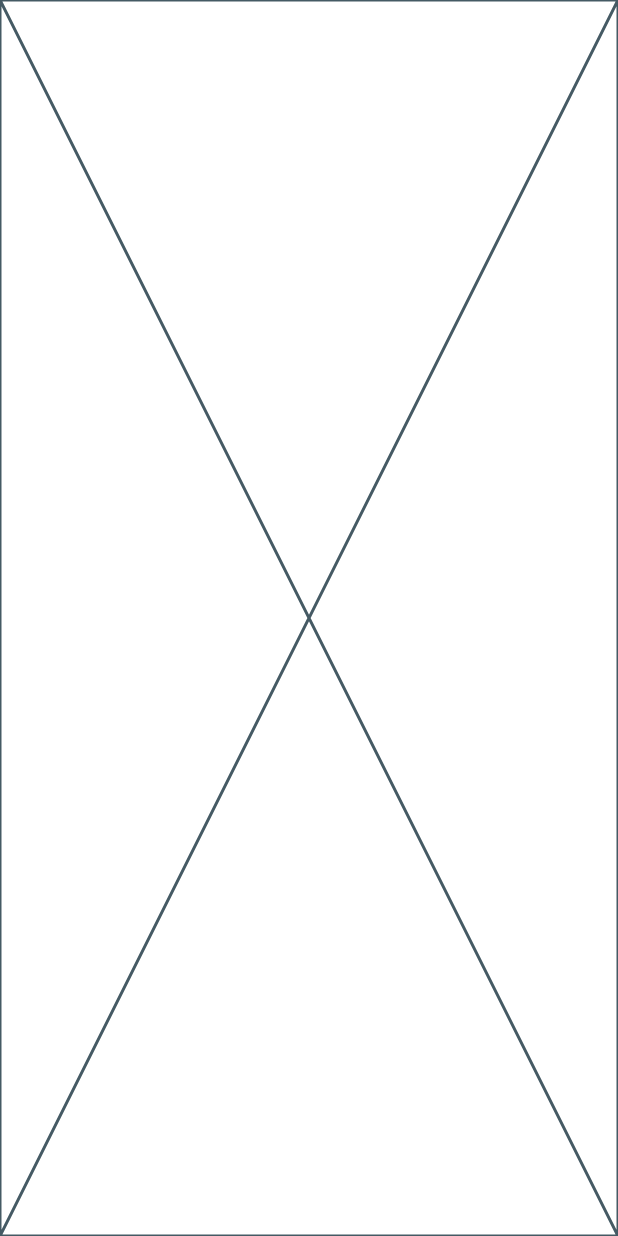
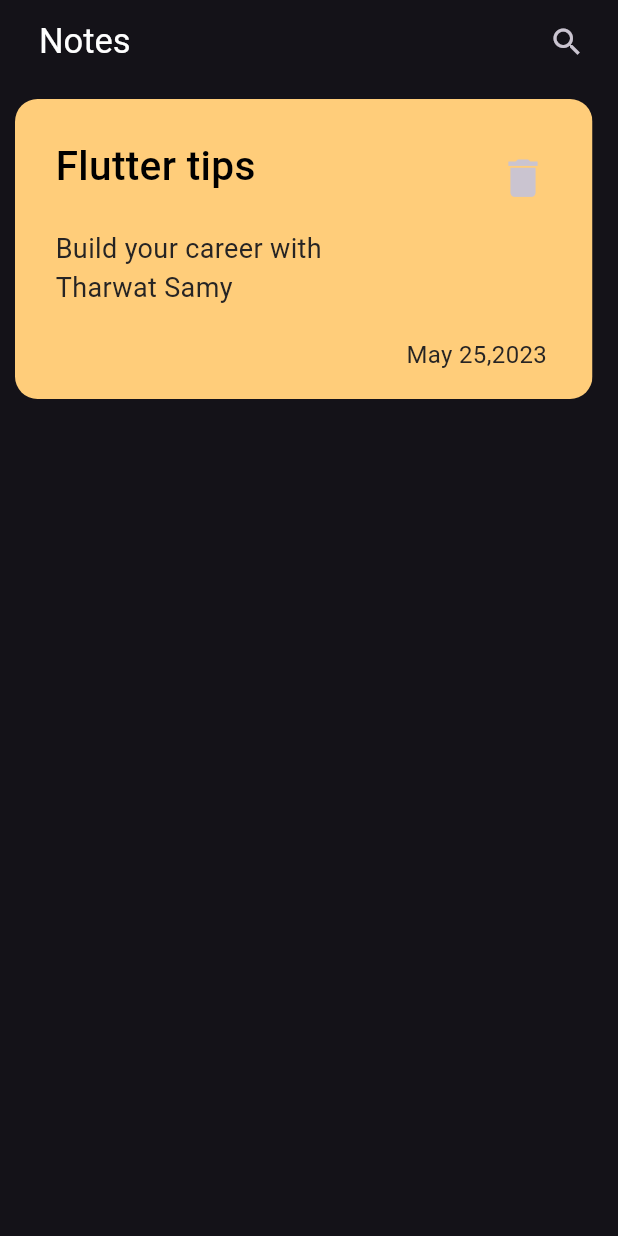
Before and after one commit to ahmaddamr/note_app, a Flutter app: the screen it shows after launch, on a phone screen of 412 x 824 dp. Run offline on Flutter 3.47's test engine with Material 3 defaults, Android fonts, the phone set to English and light mode, and no system bars.

Commit message:
create notes view with notes widget

```diff
--- a/lib/main.dart
+++ b/lib/main.dart
@@ -1,4 +1,5 @@
 import 'package:flutter/material.dart';
+import 'package:note_app/views/notes_view.dart';
 
 void main() {
   runApp(const NotesApp());
@@ -9,6 +10,10 @@ class NotesApp extends StatelessWidget {
 
   @override
   Widget build(BuildContext context) {
-    return const Placeholder();
+    return MaterialApp(
+      theme: ThemeData.dark(),
+      debugShowCheckedModeBanner: false,
+      home: const NotesView()
+    );
   }
 }
--- /dev/null
+++ b/lib/views/notes_view.dart
@@ -0,0 +1,91 @@
+import 'package:flutter/material.dart';
+
+class NotesView extends StatelessWidget {
+  const NotesView({super.key});
+
+  @override
+  Widget build(BuildContext context) {
+    return Scaffold(
+        // backgroundColor: Color(0xff303030),
+        appBar: AppBar(
+          // backgroundColor: Color(0xff303030),
+          title: const Padding(
+            padding: const EdgeInsets.only(left: 10.0),
+            child: Text(
+              'Notes',
+              style: TextStyle(color: Colors.white, fontSize: 23),
+            ),
+          ),
+          actions: [
+            Padding(
+              padding: const EdgeInsets.only(right: 10.0),
+              child: IconButton(onPressed: () {}, icon: Icon(Icons.search)),
+            )
+          ],
+        ),
+        body: Padding(
+          padding: const EdgeInsets.all(10.0),
+          child: ClipRRect(
+            borderRadius: BorderRadius.circular(15),
+            child: Container(
+              width: 385,
+              height: 200,
+              color: Color(0xffFFCD7A),
+              child: Row(
+                children: [
+                  const Padding(
+                    padding: const EdgeInsets.only(left: 27.0, top: 25),
+                    child: Column(
+                      crossAxisAlignment: CrossAxisAlignment.start,
+                      children: [
+                        Text(
+                          'Flutter tips',
+                          style: TextStyle(
+                            color: Colors.black,
+                            fontSize: 27,
+                            fontWeight: FontWeight.w500,
+                          ),
+                        ),
+                        SizedBox(
+                          height: 23,
+                        ),
+                        Text(
+                          'Build your career with \nTharwat Samy',
+                          style: TextStyle(
+                            color: const Color.fromARGB(255, 38, 36, 36),
+                            fontSize: 18,
+                            fontWeight: FontWeight.w400,
+                          ),
+                        ),
+                      ],
+                    ),
+                  ),
+                  Column(
+                    children: [
+                      Padding(
+                        padding: const EdgeInsets.only(left: 105.0, bottom: 82, top: 28),
+                        child: IconButton(
+                          onPressed: () {},
+                          icon: Icon(Icons.delete),
+                          iconSize: 33,
+                        ),
+                      ),
+                      const Padding(
+                        padding: const EdgeInsets.only(left:43.0),
+                        child: Text('May 25,2023',style: TextStyle(
+                            color: const Color.fromARGB(255, 38, 36, 36),
+                            fontSize: 16,
+                            fontWeight: FontWeight.w400,
+                          ),
+                          ),
+                      )
+                    ],
+                  ),
+                ],
+              ),
+            ),
+          ),
+        ),
+      );
+  }
+}
```
Also changed, not shown: 1 other file.
